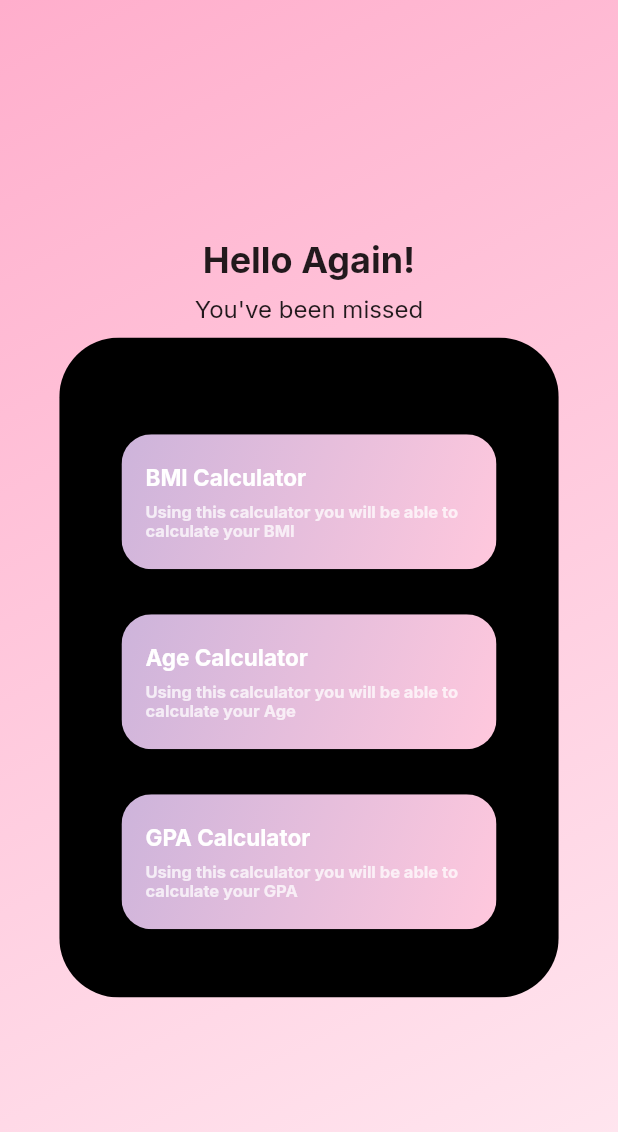
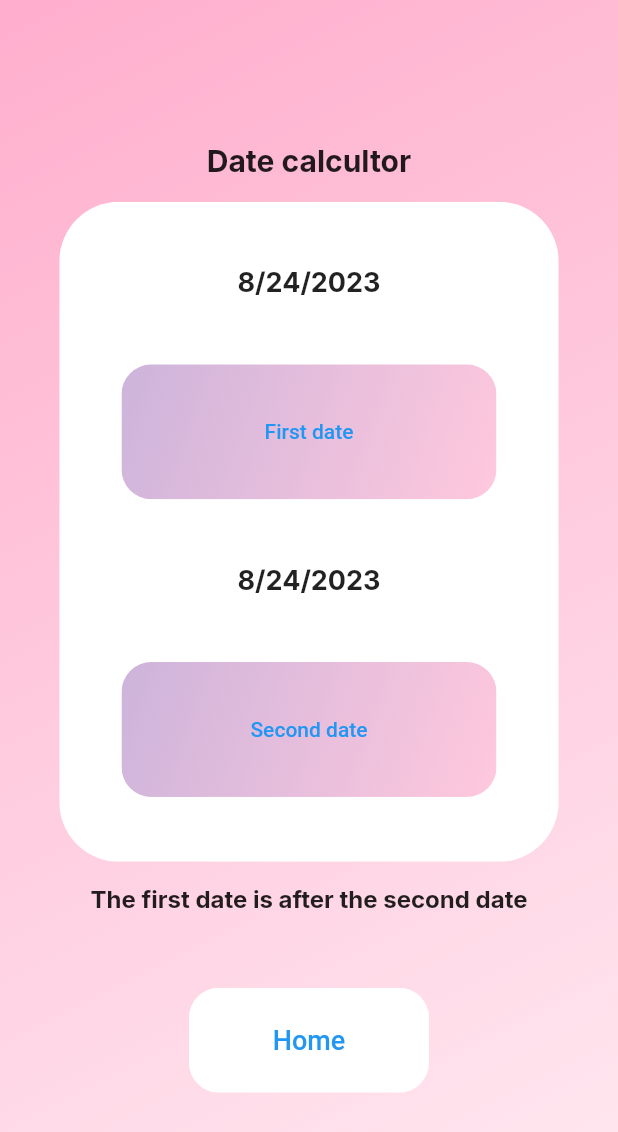
Before and after one commit to Osamaalharbi9/multiple_calculators, a Flutter app: the screen it shows after launch, after a tap on "Age Calculator", on a phone screen of 412 x 824 dp. Shown: the top 1132 px of the screen. Run offline on Flutter 3.47's test engine with Material 2 defaults, Android fonts, the phone set to English and light mode, and no system bars; our stand-ins replace flutter_screenutil, google_fonts.

Commit message:
age calcultor

```diff
--- /dev/null
+++ b/lib/age/age_calcultor.dart
@@ -0,0 +1,192 @@
+import 'package:flutter/material.dart';
+import 'package:google_fonts/google_fonts.dart';
+import 'package:multiple_calculators/main.dart';
+import 'package:intl/intl.dart';
+
+class AgeCal extends StatefulWidget {
+  const AgeCal({super.key});
+
+  @override
+  State<AgeCal> createState() => _AgeCalState();
+}
+
+DateTime firstDate = DateTime.now();
+DateTime secondDate = DateTime.now();
+get daysdiff {
+  return secondDate.difference(DateTime(0, 0, 0)).inDays -
+      firstDate.difference(DateTime(0, 0, 0)).inDays;
+}
+
+get datesdiff {
+  return DateTime(0, 0, daysdiff);
+}
+
+class _AgeCalState extends State<AgeCal> {
+  @override
+  Widget build(BuildContext context) {
+    return MaterialApp(
+      home: Scaffold(
+        //Background Container color
+        body: Container(
+          decoration: const BoxDecoration(
+              gradient: LinearGradient(
+                  begin: Alignment.topLeft,
+                  end: Alignment.bottomRight,
+                  colors: [
+                Color.fromARGB(255, 255, 174, 204),
+                Color.fromARGB(255, 255, 233, 241)
+              ])),
+          height: double.infinity,
+          width: double.infinity,
+          //Coulmn inside Background Container
+          child: Column(
+            mainAxisAlignment: MainAxisAlignment.center,
+            children: [
+              Text(
+                'Date calcultor',
+                style: GoogleFonts.inter(
+                    fontSize: 20, fontWeight: FontWeight.bold), //
+              ),
+              const SizedBox(
+                height: 15,
+              ),
+              ClipRRect(
+                borderRadius: BorderRadius.circular(40),
+                //White Continer
+                child: Container(
+                  color: Color.fromARGB(255, 255, 255, 255),
+                  height: 440,
+                  width: 333,
+                  //Column inside the white Container
+                  child: Column(
+                    mainAxisAlignment: MainAxisAlignment.spaceEvenly,
+                    children: [
+                      Text(
+                        DateFormat.yMd().format(firstDate),
+                        style: GoogleFonts.inter(
+                            fontSize: 18, fontWeight: FontWeight.bold), //
+                      ),
+
+                      // ignore: sized_box_for_whitespace
+                      ClipRRect(
+                        borderRadius: BorderRadius.circular(20),
+                        child: Container(
+                          decoration: const BoxDecoration(
+                              gradient: LinearGradient(
+                                  begin: Alignment.topLeft,
+                                  end: Alignment.bottomRight,
+                                  colors: [
+                                Color.fromARGB(255, 205, 180, 219),
+                                Color.fromARGB(255, 255, 200, 221)
+                              ])),
+                          width: 250,
+                          height: 90,
+                          child: OutlinedButton(
+                            onPressed: () {
+                              showDatePicker(
+                                      context: this.context,
+                                      initialDate: DateTime.now(),
+                                      firstDate: DateTime(1900),
+                                      lastDate: DateTime(2100))
+                                  .then((value) => setState(() {
+                                        firstDate = value!;
+                                      }));
+                            },
+                            style: OutlinedButton.styleFrom(
+                                side: const BorderSide(
+                                    width: 0.0001,
+                                    color: Color.fromARGB(255, 255, 255, 255))),
+                            child: Text('First date'),
+                          ),
+                        ),
+                      ),
+                      Text(
+                        DateFormat.yMd().format(secondDate),
+                        style: GoogleFonts.inter(
+                            fontSize: 18, fontWeight: FontWeight.bold), //
+                      ),
+                      SizedBox(
+                        width: 250,
+                        height: 90,
+                        child: ClipRRect(
+                          borderRadius: BorderRadius.circular(20),
+                          child: Container(
+                            decoration: const BoxDecoration(
+                                gradient: LinearGradient(
+                                    begin: Alignment.topLeft,
+                                    end: Alignment.bottomRight,
+                                    colors: [
+                                  Color.fromARGB(255, 205, 180, 219),
+                                  Color.fromARGB(255, 255, 200, 221)
+                                ])),
+                            width: 250,
+                            height: 90,
+                            child: OutlinedButton(
+                              onPressed: () {
+                                showDatePicker(
+                                        context: this.context,
+                                        initialDate: DateTime.now(),
+                                        firstDate: DateTime(1900),
+                                        lastDate: DateTime(2100))
+                                    .then((value) => setState(() {
+                                          secondDate = value!;
+                                        }));
+                              },
+                              style: OutlinedButton.styleFrom(
+                                  side: const BorderSide(
+                                      width: 0.0001,
+                                      color:
+                                          Color.fromARGB(255, 255, 255, 255))),
+                              child: Text('Second date'),
+                            ),
+                          ),
+                        ),
+                      ),
+                    ],
+                  ),
+                ),
+              ),
+              SizedBox(
+                height: 15,
+              ),
+              Text(
+                firstDate.isBefore(secondDate) && daysdiff < 32
+                    ? 'Time diffrence : (years:0 months:0 days:${daysdiff} ) '
+                    : firstDate.isBefore(secondDate) && daysdiff >= 32
+                        ? 'Time diffrence : (years:${DateFormat.y().format(datesdiff)} months:${DateFormat.M().format(datesdiff)} days:${DateFormat.d().format(datesdiff)} ) '
+                        : "The first date is after the second date",
+                style: GoogleFonts.inter(
+                    fontSize: 16, fontWeight: FontWeight.bold), //
+              ), //Container Buttons
+              SizedBox(
+                height: 50,
+              ),
+              ClipRRect(
+                borderRadius: BorderRadius.circular(20),
+                child: SizedBox(
+                  width: 160,
+                  height: 70,
+                  child: OutlinedButton(
+                    onPressed: () {
+                      Navigator.push(context,
+                          MaterialPageRoute(builder: ((context) => Myapp())));
+                    },
+                    style: OutlinedButton.styleFrom(
+                        backgroundColor: Colors.white,
+                        side: const BorderSide(
+                            width: 0.0001,
+                            color: Color.fromARGB(255, 255, 255, 255))),
+                    child: const Text(
+                      'Home',
+                      style: TextStyle(fontSize: 18),
+                    ),
+                  ),
+                ),
+              ),
+            ],
+          ),
+        ),
+      ),
+    );
+  }
+}
--- a/lib/container_button.dart
+++ b/lib/container_button.dart
@@ -1,5 +1,6 @@
 import 'package:flutter/material.dart';
 import 'package:google_fonts/google_fonts.dart';
+import 'package:multiple_calculators/age/age_calcultor.dart';
 
 //BMI Container button
 class ContainerButton1 extends StatelessWidget {
@@ -30,7 +31,7 @@ class ContainerButton1 extends StatelessWidget {
                 Row(
                   children: [
                     Text(
-                      'BMI Calculator',
+                      'bSMI Calculator',
                       style: GoogleFonts.inter(
                           color: Colors.white,
                           fontSize: 15,
@@ -89,7 +90,10 @@ class ContainerButton2 extends StatelessWidget {
         width: 250,
         height: 90,
         child: OutlinedButton(
-            onPressed: () {},
+            onPressed: () {
+              Navigator.push(
+                  context, MaterialPageRoute(builder: ((context) => AgeCal())));
+            },
             style: OutlinedButton.styleFrom(
                 side: const BorderSide(
                     width: 0.0001, color: Color.fromARGB(255, 255, 255, 255))),
--- a/lib/main.dart
+++ b/lib/main.dart
@@ -14,6 +14,7 @@ class Myapp extends StatelessWidget {
   Widget build(BuildContext context) {
     return ScreenUtilInit(
       builder: (context, child) => MaterialApp(
+        theme: ThemeData(primarySwatch: Colors.pink),
         home: Scaffold(
           //Background Container color
           body: Container(
@@ -51,7 +52,7 @@ class Myapp extends StatelessWidget {
                   borderRadius: BorderRadius.circular(40),
                   //White Continer
                   child: Container(
-                    color: const Color.fromARGB(255, 0, 0, 0),
+                    color: Color.fromARGB(255, 255, 255, 255),
                     height: 440,
                     width: 333,
                     //Column inside the white Container
@@ -59,9 +60,12 @@ class Myapp extends StatelessWidget {
                       mainAxisAlignment: MainAxisAlignment.center,
                       children: [
                         Text(
-                          'What is Your need?',
+                          'What is Your need',
                           style: GoogleFonts.inter(
                               fontSize: 16, fontWeight: FontWeight.bold),
+                        ),
+                        SizedBox(
+                          height: 30,
                         ),
 
                         //Container Buttons
--- a/pubspec.yaml
+++ b/pubspec.yaml
@@ -38,6 +38,7 @@ dependencies:
   cupertino_icons: ^1.0.2
   google_fonts: ^4.0.4
   flutter_screenutil: ^5.7.0
+  intl: ^0.18.1
 
 dev_dependencies:
   flutter_test:
```
Also changed, not shown: pubspec.lock.
